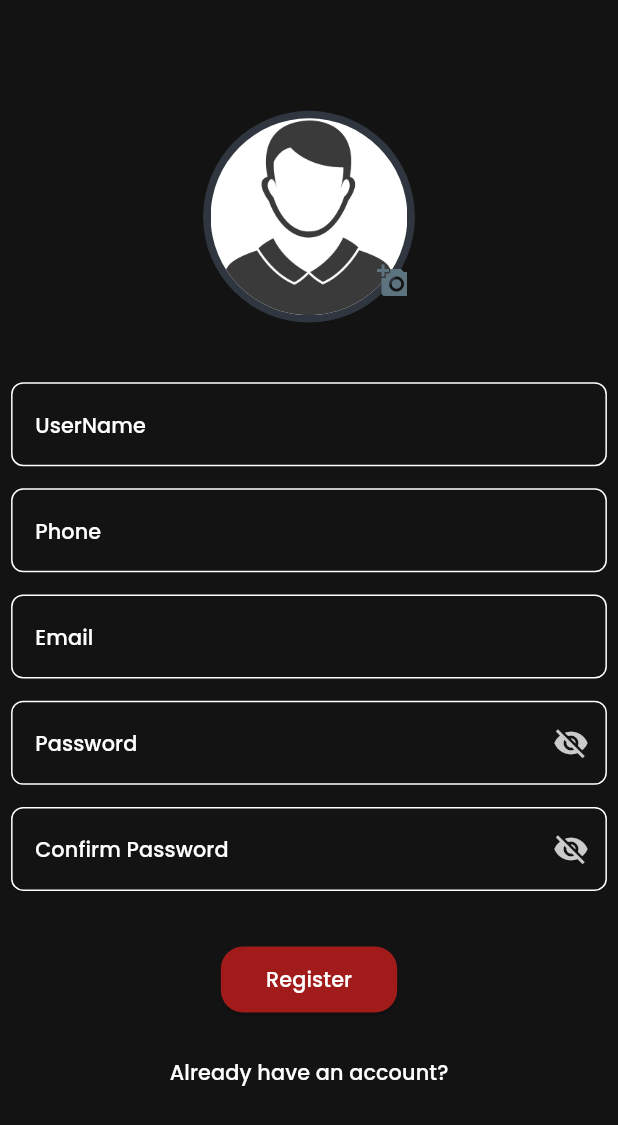
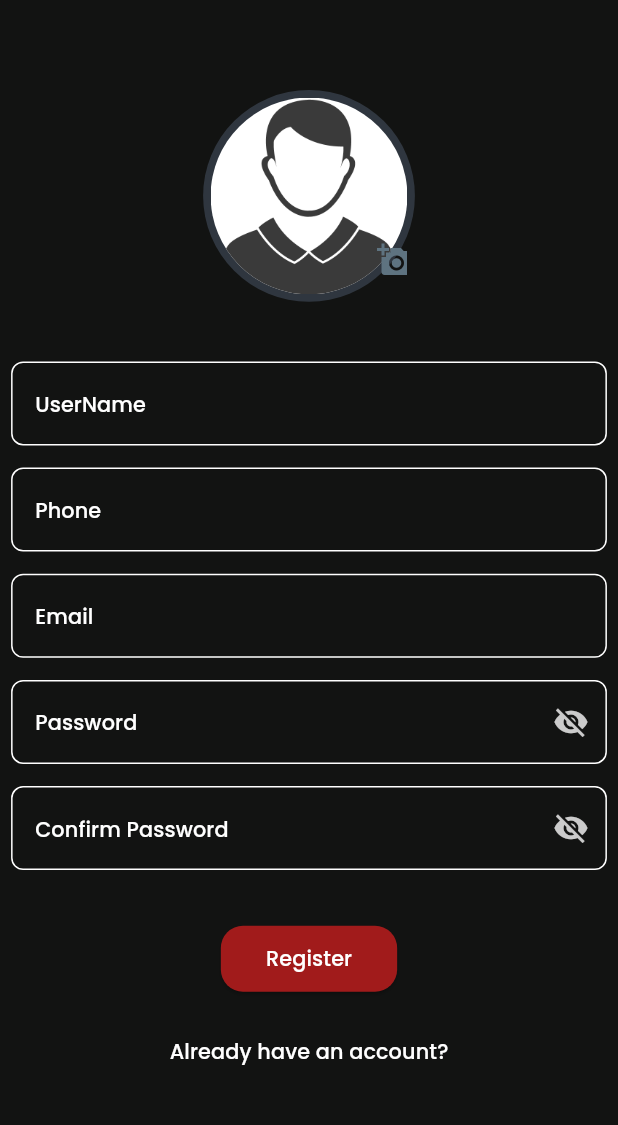
Before and after one commit to oso020/Pesticides, a Flutter app: the screen it shows after launch, after a tap on "Login", after a tap on "Don't have an account? Sign Up Here", on a phone screen of 412 x 824 dp. Shown: the top 1125 px of the screen. Run offline on Flutter 3.47's test engine with Material 3 defaults, Android fonts, the phone set to English and light mode, and no system bars; our stand-ins replace flutter_screenutil, google_fonts, image_picker.

Commit message:
fix problem in login screen and pubspec.lock

```diff
--- a/lib/Config/theme/theming.dart
+++ b/lib/Config/theme/theming.dart
@@ -7,6 +7,10 @@ import 'package:pesticides/Core/utils/colors.dart';
 class MyTheme {
   static final ThemeData theme = ThemeData(
       scaffoldBackgroundColor: ColorManager.backgroundColor,
+      appBarTheme: AppBarTheme(
+        foregroundColor: ColorManager.whiteColor,
+        backgroundColor: ColorManager.backgroundColor
+      ),
       iconTheme: IconThemeData(
         color: ColorManager.whiteColor
       ),
--- a/lib/Features/login/presentation/pages/login_screen.dart
+++ b/lib/Features/login/presentation/pages/login_screen.dart
@@ -22,6 +22,7 @@ class _LoginScreenState extends State<LoginScreen> {
   @override
   Widget build(BuildContext context) {
     return Scaffold(
+
       body: SingleChildScrollView(
         child: SizedBox(
           height: MediaQuery.of(context).size.height,
--- a/lib/Features/register/presentation/pages/register_screen.dart
+++ b/lib/Features/register/presentation/pages/register_screen.dart
@@ -37,7 +37,7 @@ class _RegisterScreenState extends State<RegisterScreen> {
             child: Column(
               children: [
                 SizedBox(
-                  height: 80.h,
+                  height: 65.h,
                 ),
                 PickImageWidget(),
                 SizedBox(
@@ -90,7 +90,7 @@ class _RegisterScreenState extends State<RegisterScreen> {
 
                 GestureDetector(
             onTap: () {
-      Navigator.pushNamed(context, RoutesManger.routeNameLogin);
+      Navigator.pushNamedAndRemoveUntil(context, RoutesManger.routeNameLogin, (route) => false,);
       },
                   child: Text(
                     StringManager.already_have_an_account,
```
Also changed, not shown: pubspec.lock.
